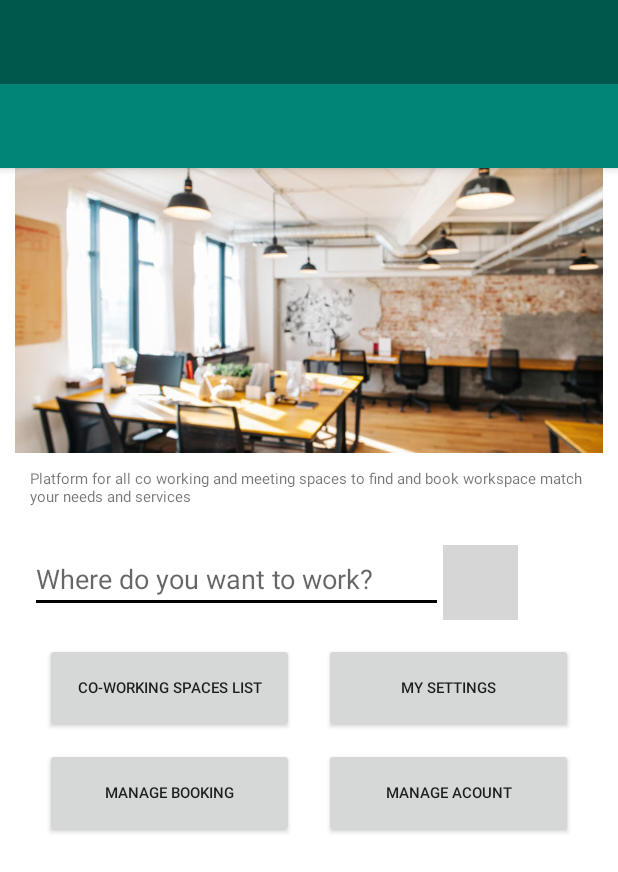
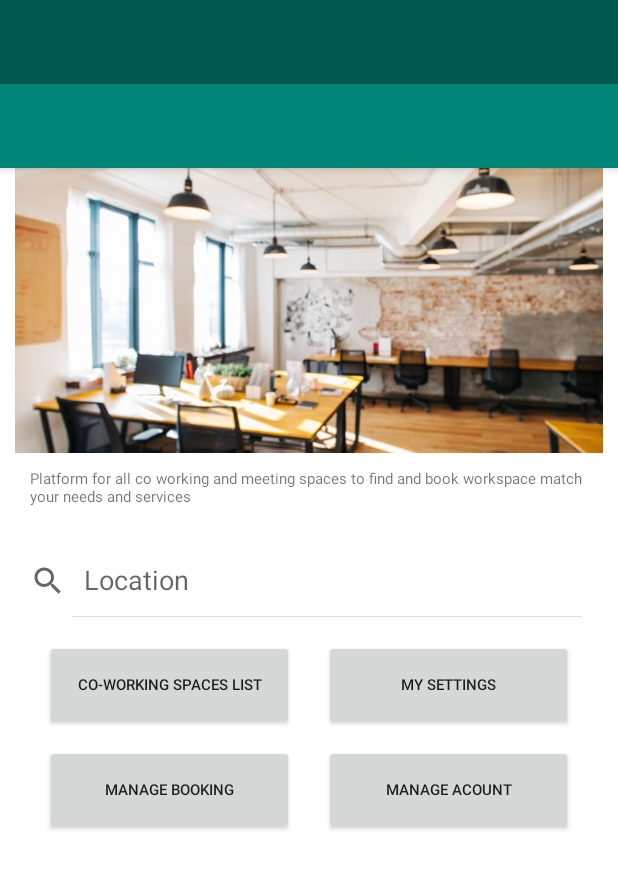
Before and after one commit to MayarSayed/Linguists, an Android app: the layout activity_main.xml on its own in the app's theme, with its tools: preview values and no code run, on a phone screen of 412 x 824 dp. Shown: the top 872 px of the screen. Run offline under Robolectric (Android 15) with nearby library versions, the phone set to English and light mode, and no system bars; grey boxes are pictures that could not be loaded.

Commit message:
Add SearchView to content_main.xml

```diff
--- a/app/src/main/res/layout/content_main.xml
+++ b/app/src/main/res/layout/content_main.xml
@@ -10,16 +10,13 @@
     tools:context=".MainActivity"
     tools:showIn="@layout/app_bar_main">
 
-
-
     <ImageView
         android:layout_width="wrap_content"
         android:layout_height="200dp"
         android:src="@drawable/space1"
         android:paddingBottom="10dp"
-        android:paddingTop="0dp"
+        android:paddingTop="0dp" />
 
-        />
     <TextView
         android:layout_width="match_parent"
         android:layout_height="wrap_content"
@@ -27,30 +24,16 @@
         android:paddingLeft="20dp"
         android:paddingRight="20dp"
         android:paddingBottom="25dp"
-        android:textSize="10dp"
-        />
-    <LinearLayout
+        android:textSize="10dp" />
+
+    <SearchView
+        android:id="@+id/search_viewr"
         android:layout_width="match_parent"
         android:layout_height="wrap_content"
-        android:orientation="horizontal"
-        android:paddingLeft="20dp"
-        android:paddingRight="20dp">
-    <EditText
-        android:id="@+id/search_input"
-        android:layout_height="wrap_content"
-        android:layout_width="275dp"
-        android:focusableInTouchMode="true"
-        android:textCursorDrawable="@null"
-        android:textColor="#5D4037"
-        android:hint="Where do you want to work?"
-        android:inputType="text"
-        />
-        <ImageButton
-            android:layout_width="50dp"
-            android:layout_height="50dp"
-            android:scaleType="centerCrop"
-            android:src="@drawable/search"/>
-    </LinearLayout>
+        android:iconifiedByDefault="false"
+        android:queryHint="Location"
+        android:layout_marginRight="16dp"/>
+
     <LinearLayout
         android:layout_width="match_parent"
         android:layout_height="60dp"
@@ -59,6 +42,7 @@
         android:layout_marginBottom="10dp"
         android:paddingRight="30dp"
         android:orientation="horizontal">
+
     <Button
         android:layout_weight="1"
         android:layout_width="0dp"
@@ -67,6 +51,7 @@
         android:layout_marginRight="20dp"
         android:onClick="goToWorkingspacesList"
         android:layout_height="match_parent" />
+
     <Button
         android:layout_weight="1"
         android:layout_width="0dp"
@@ -75,12 +60,14 @@
         android:layout_height="match_parent" />
 
     </LinearLayout>
+
     <LinearLayout
         android:layout_width="match_parent"
         android:layout_height="wrap_content"
         android:paddingLeft="30dp"
         android:paddingRight="30dp"
         android:orientation="horizontal">
+
         <Button
             android:layout_weight="1"
             android:layout_width="0dp"
@@ -89,6 +76,7 @@
             android:layout_marginRight="20dp"
             android:textSize="10dp"
             android:onClick="goToBook"/>
+
         <Button
             android:layout_weight="1"
             android:layout_width="0dp"
@@ -99,6 +87,4 @@
 
     </LinearLayout>
 
-
-
 </LinearLayout>
```
